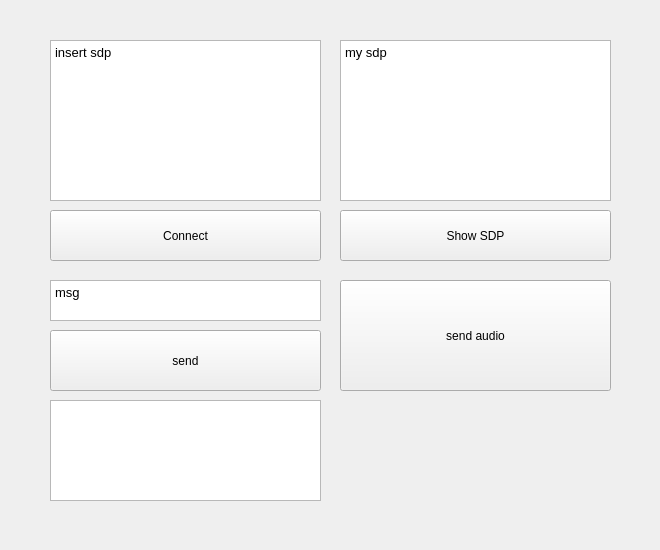
The window that widget.ui (ArianFiroozi/CN_CA_1) describes before a commit, drawn with Qt 5.
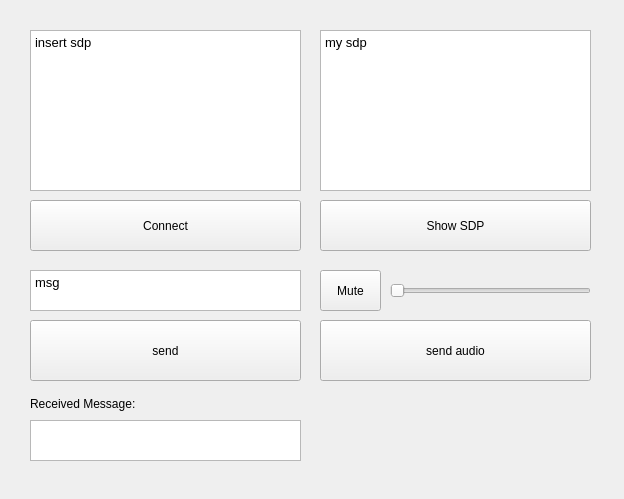
The same window after the commit.

Commit message: small changes in ui. mute/unmute added. tried sending audio as raw data, didn't work

What changed in the file:
```diff
--- a/widget.ui
+++ b/widget.ui
@@ -6,8 +6,8 @@
    <rect>
     <x>0</x>
     <y>0</y>
-    <width>660</width>
-    <height>550</height>
+    <width>624</width>
+    <height>499</height>
    </rect>
   </property>
   <property name="windowTitle">
@@ -16,8 +16,8 @@
   <widget class="QTextEdit" name="textEdit">
    <property name="geometry">
     <rect>
-     <x>50</x>
-     <y>40</y>
+     <x>30</x>
+     <y>30</y>
      <width>271</width>
      <height>161</height>
     </rect>
@@ -36,8 +36,8 @@
   <widget class="QTextBrowser" name="textBrowser">
    <property name="geometry">
     <rect>
-     <x>340</x>
-     <y>40</y>
+     <x>320</x>
+     <y>30</y>
      <width>271</width>
      <height>161</height>
     </rect>
@@ -56,8 +56,8 @@
   <widget class="QPushButton" name="show_sdp">
    <property name="geometry">
     <rect>
-     <x>340</x>
-     <y>210</y>
+     <x>320</x>
+     <y>200</y>
      <width>271</width>
      <height>51</height>
     </rect>
@@ -69,8 +69,8 @@
   <widget class="QPushButton" name="connect_peer">
    <property name="geometry">
     <rect>
-     <x>50</x>
-     <y>210</y>
+     <x>30</x>
+     <y>200</y>
      <width>271</width>
      <height>51</height>
     </rect>
@@ -82,8 +82,8 @@
   <widget class="QPushButton" name="send_text">
    <property name="geometry">
     <rect>
-     <x>50</x>
-     <y>330</y>
+     <x>30</x>
+     <y>320</y>
      <width>271</width>
      <height>61</height>
     </rect>
@@ -95,8 +95,8 @@
   <widget class="QTextEdit" name="textEdit_2">
    <property name="geometry">
     <rect>
-     <x>50</x>
-     <y>280</y>
+     <x>30</x>
+     <y>270</y>
      <width>271</width>
      <height>41</height>
     </rect>
@@ -115,10 +115,10 @@
   <widget class="QPushButton" name="send_audio">
    <property name="geometry">
     <rect>
-     <x>340</x>
-     <y>280</y>
+     <x>320</x>
+     <y>320</y>
      <width>271</width>
-     <height>111</height>
+     <height>61</height>
     </rect>
    </property>
    <property name="text">
@@ -128,13 +128,52 @@
   <widget class="QTextBrowser" name="message_display">
    <property name="geometry">
     <rect>
-     <x>50</x>
-     <y>400</y>
+     <x>30</x>
+     <y>420</y>
      <width>271</width>
-     <height>101</height>
+     <height>41</height>
     </rect>
    </property>
   </widget>
+  <widget class="QPushButton" name="mute_unmute">
+   <property name="geometry">
+    <rect>
+     <x>320</x>
+     <y>270</y>
+     <width>61</width>
+     <height>41</height>
+    </rect>
+   </property>
+   <property name="text">
+    <string>Mute</string>
+   </property>
+  </widget>
+  <widget class="QSlider" name="sound_control">
+   <property name="geometry">
+    <rect>
+     <x>390</x>
+     <y>280</y>
+     <width>201</width>
+     <height>21</height>
+    </rect>
+   </property>
+   <property name="orientation">
+    <enum>Qt::Horizontal</enum>
+   </property>
+  </widget>
+  <widget class="QLabel" name="label">
+   <property name="geometry">
+    <rect>
+     <x>30</x>
+     <y>390</y>
+     <width>121</width>
+     <height>28</height>
+    </rect>
+   </property>
+   <property name="text">
+    <string>Received Message:</string>
+   </property>
+  </widget>
  </widget>
  <resources/>
  <connections/>
```
The commit also changes 6 other files.
